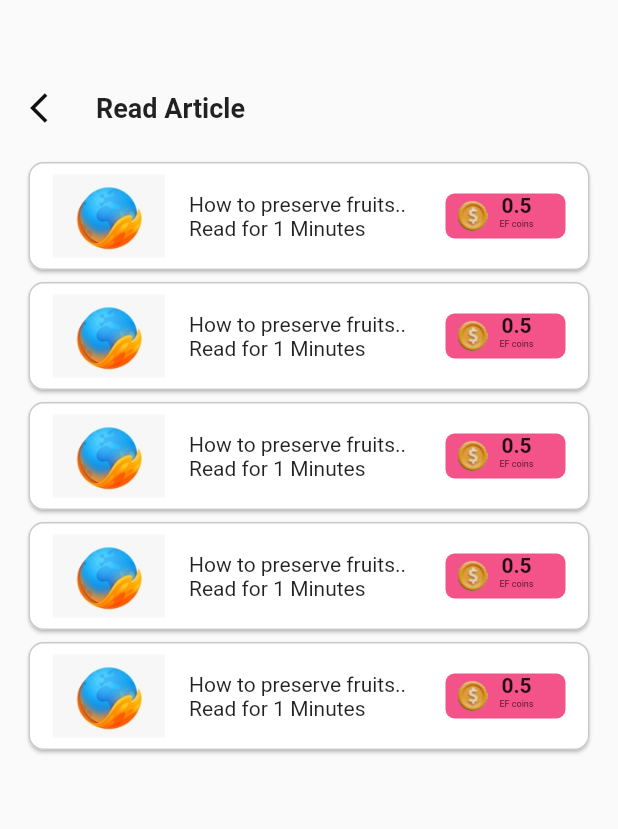
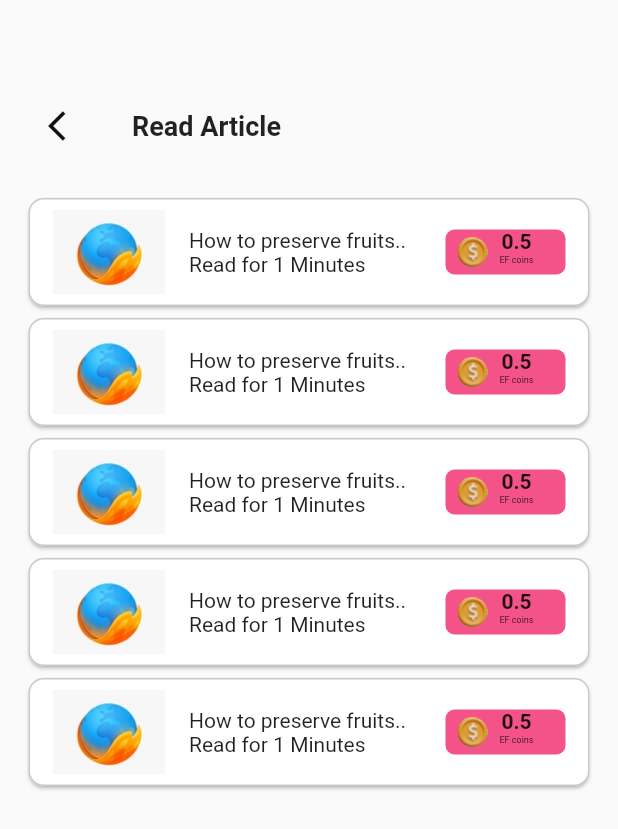
Before and after one commit to mudassir060/EarnFlow, a Flutter app: the read screen opened directly, on a phone screen of 412 x 824 dp. Shown: the top 829 px of the screen. Run offline on Flutter 3.47's test engine with Material 2 defaults, Android fonts, the light colour scheme and no system bars.

Commit message:
add icon

```diff
--- a/lib/Screens/Home/Readarticle.dart
+++ b/lib/Screens/Home/Readarticle.dart
@@ -4,6 +4,7 @@ import 'package:flutter/src/widgets/placeholder.dart';
 
 import '../../constant/images.dart';
 import '../../constant/style.dart';
+import '../../widgets/backButton.dart';
 import '../../widgets/cardwidget.dart';
 import '../../widgets/myspacer.dart';
 
@@ -29,10 +30,7 @@ class _readState extends State<read> {
               padding: const EdgeInsets.only(top: 50, left: 20),
               child: Row(
                 children: [
-                  const Icon(
-                    Icons.arrow_back_ios,
-                    color: IconColor,
-                  ),
+                  backButon(context),
                   myspacer(0.0, 20.0),
                   const Text(
                     "Read Article",
--- a/lib/Screens/Home/homeScreen.dart
+++ b/lib/Screens/Home/homeScreen.dart
@@ -73,6 +73,7 @@ class _homeScreenState extends State<homeScreen> {
                           height: 140,
                           width: vwidth,
                           child: ListView.builder(
+                              physics: const AlwaysScrollableScrollPhysics(),
                               shrinkWrap: true,
                               scrollDirection: Axis.horizontal,
                               padding: const EdgeInsets.all(8.0),
```
